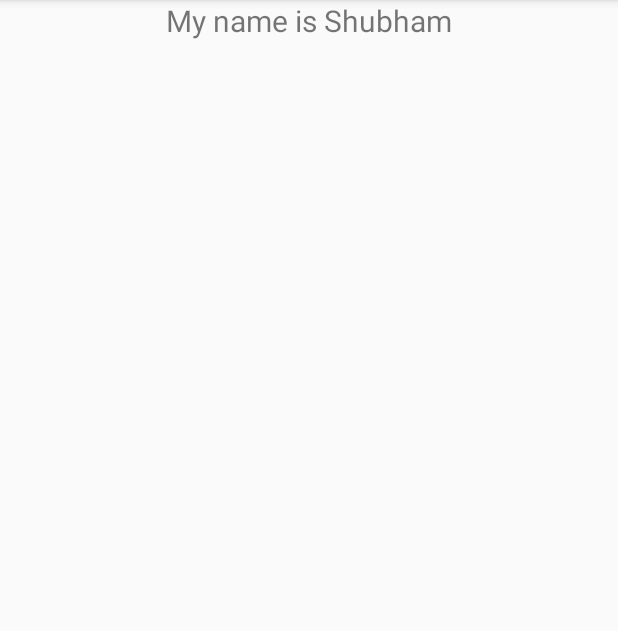
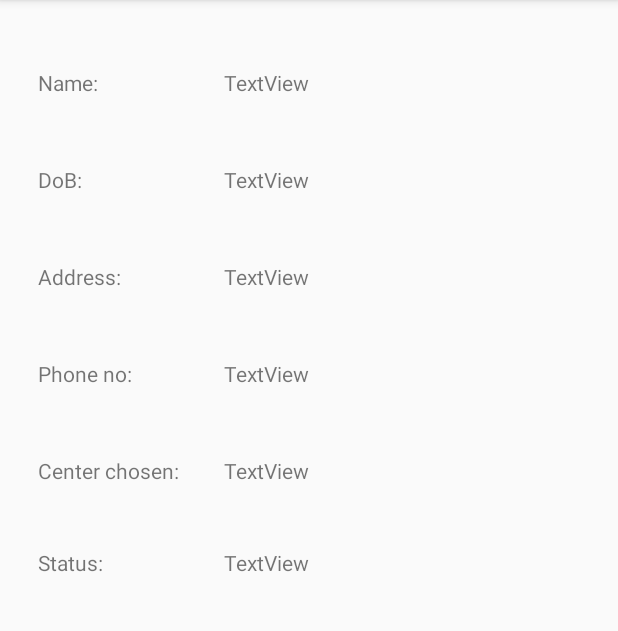
Before and after one commit to Geeks-Squad/D-Connect, an Android app: the MyAccountActivity screen opened directly, with no data from a screen before it, on a phone screen of 412 x 824 dp, the part 84-715 px from its top. Run offline under Robolectric (Android 15) with nearby library versions, the phone set to English and light mode, and no system bars; 2 statements that could not run were skipped.

Commit message:
changes the myacc xml

```diff
--- a/app/src/main/res/layout/activity_about.xml
+++ b/app/src/main/res/layout/activity_about.xml
@@ -6,10 +6,4 @@
     android:layout_height="match_parent"
     tools:context="com.india.gov.helperapp.AboutActivity">
 
-    <TextView
-        android:layout_width="wrap_content"
-        android:layout_height="wrap_content"
-        android:text="About the devs and App version"
-        android:textSize="25dp"
-        android:layout_centerInParent="true"/>
 </RelativeLayout>
--- a/app/src/main/res/layout/activity_bookmarks.xml
+++ b/app/src/main/res/layout/activity_bookmarks.xml
@@ -7,13 +7,4 @@
     android:layout_height="match_parent"
     tools:context="com.india.gov.helperapp.BookmarksActivity">
 
-    <TextView
-        android:id="@+id/bookmarks"
-        android:textSize="40dp"
-        android:textAlignment="center"
-        android:layout_width="wrap_content"
-        android:layout_height="wrap_content"
-        android:layout_centerHorizontal="true"
-        android:layout_centerVertical="true"
-        android:text="Your Bookmarks" />
 </RelativeLayout>
--- a/app/src/main/res/layout/activity_login.xml
+++ b/app/src/main/res/layout/activity_login.xml
@@ -12,14 +12,12 @@
         android:paddingLeft="24dp"
         android:paddingRight="24dp">
 
-
-        <!--  Email Label -->
         <TextView
             android:layout_width="match_parent"
             android:layout_height="wrap_content"
             android:ems="10"
             android:textAlignment="center"
-            android:text="DDU-GKY" />
+            android:text="Deen Dayal Upadhyay - Grameen Kaushalya Yojana" />
 
         <android.support.design.widget.TextInputLayout
             android:layout_width="match_parent"
--- a/app/src/main/res/layout/activity_my_account.xml
+++ b/app/src/main/res/layout/activity_my_account.xml
@@ -8,11 +8,107 @@
     tools:context="com.india.gov.helperapp.MyAccountActivity">
 
     <TextView
-        android:id="@+id/accname"
-        android:textSize="20dp"
+        android:id="@+id/hard_name"
         android:layout_width="wrap_content"
         android:layout_height="wrap_content"
-        android:text="My Name is AccountName"
-        android:layout_centerHorizontal="true"/>
+        android:layout_alignParentStart="true"
+        android:layout_alignParentTop="true"
+        android:layout_marginStart="25dp"
+        android:layout_marginTop="45dp"
+        android:text="Name:" />
 
+    <TextView
+        android:id="@+id/hard_DoB"
+        android:layout_width="wrap_content"
+        android:layout_height="wrap_content"
+        android:layout_alignStart="@+id/hard_name"
+        android:layout_below="@+id/hard_name"
+        android:layout_marginTop="45dp"
+        android:text="DoB:" />
+
+    <TextView
+        android:id="@+id/hard_address"
+        android:layout_width="wrap_content"
+        android:layout_height="wrap_content"
+        android:layout_alignStart="@+id/hard_DoB"
+        android:layout_below="@+id/hard_DoB"
+        android:layout_marginTop="45dp"
+        android:text="Address:" />
+
+    <TextView
+        android:id="@+id/hard_phone"
+        android:layout_width="wrap_content"
+        android:layout_height="wrap_content"
+        android:layout_alignStart="@+id/hard_address"
+        android:layout_below="@+id/hard_address"
+        android:layout_marginTop="45dp"
+        android:text="Phone no:" />
+
+    <TextView
+        android:id="@+id/hard_center"
+        android:layout_width="wrap_content"
+        android:layout_height="wrap_content"
+        android:layout_alignStart="@+id/hard_phone"
+        android:layout_below="@+id/hard_phone"
+        android:layout_marginTop="45dp"
+        android:text="Center chosen:" />
+
+    <TextView
+        android:id="@+id/myacc_name"
+        android:layout_width="wrap_content"
+        android:layout_height="wrap_content"
+        android:layout_marginStart="30dp"
+        android:text="TextView"
+        android:layout_alignBaseline="@+id/hard_name"
+        android:layout_alignBottom="@+id/hard_name"
+        android:layout_toEndOf="@+id/hard_center" />
+
+    <TextView
+        android:id="@+id/myacc_DoB"
+        android:layout_width="wrap_content"
+        android:layout_height="wrap_content"
+        android:layout_alignStart="@+id/myacc_name"
+        android:layout_alignTop="@+id/hard_DoB"
+        android:text="TextView" />
+
+    <TextView
+        android:id="@+id/myacc_address"
+        android:layout_width="wrap_content"
+        android:layout_height="wrap_content"
+        android:layout_alignStart="@+id/myacc_DoB"
+        android:layout_alignTop="@+id/hard_address"
+        android:text="TextView" />
+
+    <TextView
+        android:id="@+id/myacc_phone"
+        android:layout_width="wrap_content"
+        android:layout_height="wrap_content"
+        android:layout_alignStart="@+id/myacc_address"
+        android:layout_alignTop="@+id/hard_phone"
+        android:text="TextView" />
+
+    <TextView
+        android:id="@+id/myacc_center"
+        android:layout_width="wrap_content"
+        android:layout_height="wrap_content"
+        android:layout_alignStart="@+id/myacc_phone"
+        android:layout_alignTop="@+id/hard_center"
+        android:text="TextView" />
+
+    <TextView
+        android:id="@+id/hard_status"
+        android:layout_width="wrap_content"
+        android:layout_height="wrap_content"
+        android:layout_alignStart="@+id/hard_center"
+        android:layout_below="@+id/hard_center"
+        android:layout_marginTop="42dp"
+        android:text="Status:" />
+
+    <TextView
+        android:id="@+id/myacc_status"
+        android:layout_width="wrap_content"
+        android:layout_height="wrap_content"
+        android:layout_alignStart="@+id/myacc_center"
+        android:layout_alignTop="@+id/hard_status"
+        android:text="TextView" />
 </RelativeLayout>
```
